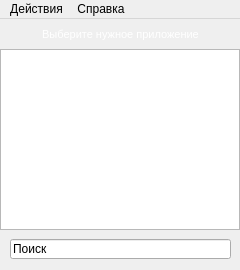
Above: mainwindow.ui from Limows/LimFTPClient_S60 before the change. Below: the same form after it.
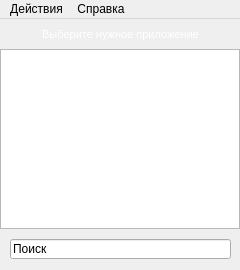
That is the form after the change. Icons and pictures are not drawn.

```diff
--- a/mainwindow.ui
+++ b/mainwindow.ui
@@ -24,7 +24,7 @@
       <x>0</x>
       <y>30</y>
       <width>240</width>
-      <height>181</height>
+      <height>180</height>
      </rect>
     </property>
     <property name="cursor" stdset="0">
```
Left out of the diff: 3 changed lines with no effect on the pictures.
